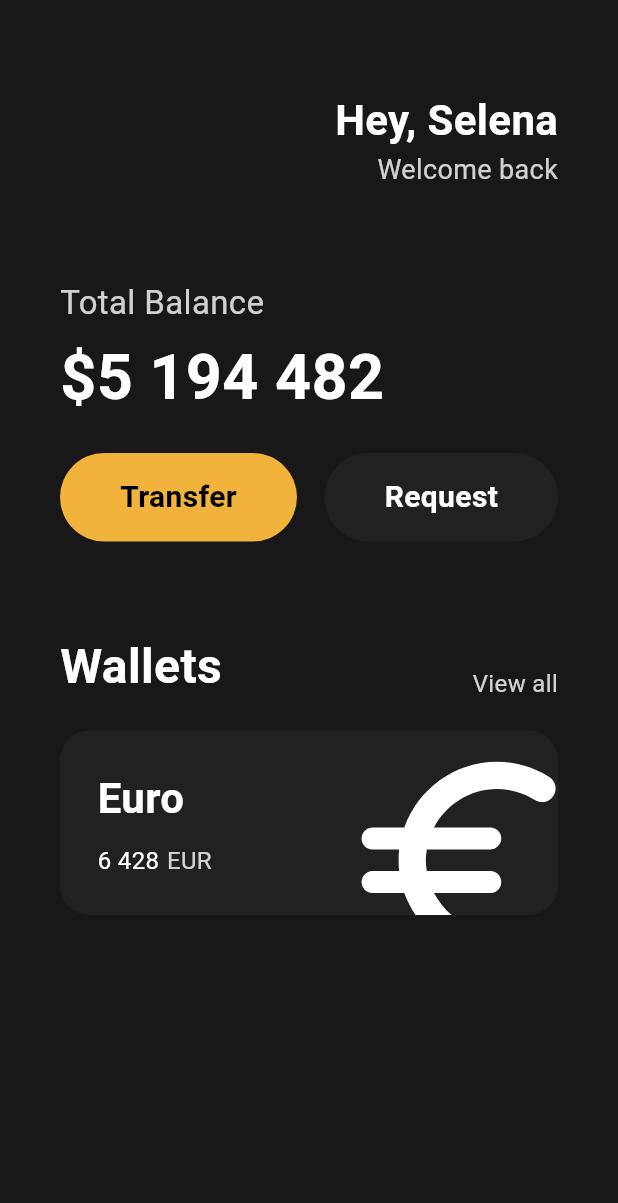
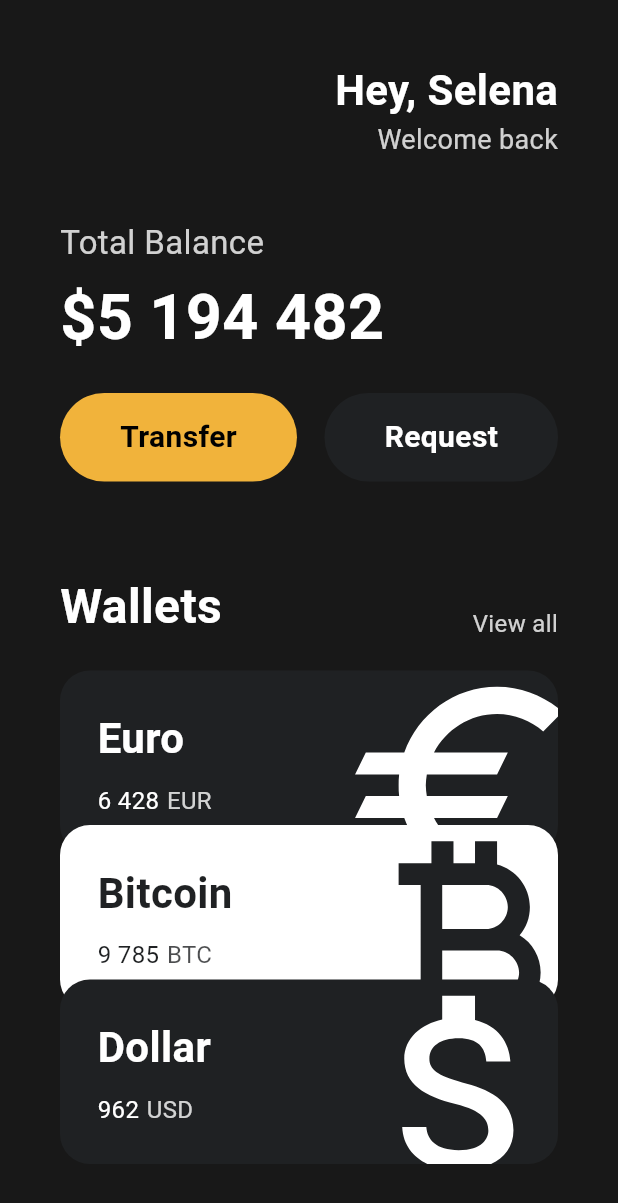
Before and after one commit to Odyssey409/toonflix, a Flutter app: the screen it shows after launch, on a phone screen of 412 x 824 dp. Shown: the top 1203 px of the screen. Run offline on Flutter 3.47's test engine with Material 3 defaults, Android fonts, the phone set to English and light mode, and no system bars.

Commit message:
#3.8 Reusable Cards
카드 클래스를 만들어서 재활용 가능하게 만듦. SingleChildScrollView는 유저가 오버플로우 된 화면을 스크롤해서 볼 수 있게 해주는 역할을 수행한다.

currency_card 파일 안에
final _blackColor = const Color(0XFF1F2123); 는 이미 선언 했으므로 constructor를 만들지 않아도 되거, 변수명 앞에 _를 추가하는 것은 private으로 만들겠다는 관습임.

```diff
--- a/lib/main.dart
+++ b/lib/main.dart
@@ -2,6 +2,7 @@ import 'dart:math';
 
 import 'package:flutter/material.dart';
 import 'package:toonflix/widgets/button.dart';
+import 'package:toonflix/widgets/currency_card.dart';
 
 class Player {
   String? name;
@@ -21,7 +22,8 @@ class App extends StatelessWidget {
     return MaterialApp(
       home: Scaffold(
         backgroundColor: const Color(0XFF181818),
-        body: Padding(
+        body: SingleChildScrollView(
+          child: Padding(
             padding: const EdgeInsets.symmetric(
               horizontal: 40,
             ),
@@ -29,7 +31,7 @@ class App extends StatelessWidget {
               crossAxisAlignment: CrossAxisAlignment.start,
               children: [
                 const SizedBox(
-                height: 60,
+                  height: 40,
                 ),
                 Row(
                   mainAxisAlignment: MainAxisAlignment.end,
@@ -57,7 +59,7 @@ class App extends StatelessWidget {
                   ],
                 ),
                 const SizedBox(
-                height: 60,
+                  height: 40,
                 ),
                 Text(
                   'Total Balance',
@@ -119,73 +121,38 @@ class App extends StatelessWidget {
                 const SizedBox(
                   height: 20,
                 ),
-              Container(
-                clipBehavior: Clip.hardEdge,
-                decoration: BoxDecoration(
-                  color: const Color(0XFF1F2123),
-                  borderRadius: BorderRadius.circular(20),
+                const CurrencyCard(
+                  name: "Euro",
+                  amount: "6 428",
+                  code: "EUR",
+                  icon: Icons.euro,
+                  isInverted: false,
                 ),
-                child: Padding(
-                  padding: const EdgeInsets.all(25),
-                  child: Row(
-                    mainAxisAlignment: MainAxisAlignment.spaceBetween,
-                    children: [
-                      Column(
-                        crossAxisAlignment: CrossAxisAlignment.start,
-                        children: [
-                          const Text(
-                            "Euro",
-                            style: TextStyle(
-                              color: Colors.white,
-                              fontSize: 28,
-                              fontWeight: FontWeight.w600,
+                Transform.translate(
+                  offset: const Offset(0, -20),
+                  child: const CurrencyCard(
+                    name: "Bitcoin",
+                    amount: "9 785",
+                    code: "BTC",
+                    icon: Icons.currency_bitcoin,
+                    isInverted: true,
                   ),
                 ),
-                          const SizedBox(
-                            height: 10,
-                          ),
-                          Row(
-                            children: [
-                              const Text(
-                                '6 428',
-                                style: TextStyle(
-                                  color: Colors.white,
-                                  fontSize: 16,
-                                ),
-                              ),
-                              const SizedBox(
-                                width: 5,
-                              ),
-                              Text(
-                                'EUR',
-                                style: TextStyle(
-                                  color: Colors.white.withOpacity(0.8),
-                                  fontSize: 16,
-                                ),
-                              )
-                            ],
-                          )
-                        ],
-                      ),
-                      Transform.scale(
-                        scale: 2.5,
-                        child: Transform.translate(
-                          offset: const Offset(-1, 10),
-                          child: const Icon(
-                            Icons.euro_rounded,
-                            color: Colors.white,
-                            size: 70,
-                          ),
-                        ),
-                      )
-                    ],
-                  ),
+                Transform.translate(
+                  offset: const Offset(0, -40),
+                  child: const CurrencyCard(
+                    name: "Dollar",
+                    amount: "962",
+                    code: "USD",
+                    icon: Icons.attach_money,
+                    isInverted: false,
                   ),
                 ),
               ],
             ),
           ),
         ),
+      ),
     );
   }
 }
--- /dev/null
+++ b/lib/widgets/currency_card.dart
@@ -0,0 +1,87 @@
+import 'package:flutter/material.dart';
+
+class CurrencyCard extends StatelessWidget {
+  final String name, amount, code;
+  final IconData icon;
+  final bool isInverted;
+
+  final _blackColor = const Color(0XFF1F2123);
+
+  const CurrencyCard({
+    super.key,
+    required this.name,
+    required this.amount,
+    required this.code,
+    required this.icon,
+    required this.isInverted,
+  });
+
+  @override
+  Widget build(BuildContext context) {
+    return Container(
+      clipBehavior: Clip.hardEdge,
+      decoration: BoxDecoration(
+        color: isInverted ? Colors.white : _blackColor,
+        borderRadius: BorderRadius.circular(20),
+      ),
+      child: Padding(
+        padding: const EdgeInsets.all(25),
+        child: Row(
+          mainAxisAlignment: MainAxisAlignment.spaceBetween,
+          children: [
+            Column(
+              crossAxisAlignment: CrossAxisAlignment.start,
+              children: [
+                Text(
+                  name,
+                  style: TextStyle(
+                    color: isInverted ? _blackColor : Colors.white,
+                    fontSize: 28,
+                    fontWeight: FontWeight.w600,
+                  ),
+                ),
+                const SizedBox(
+                  height: 10,
+                ),
+                Row(
+                  children: [
+                    Text(
+                      amount,
+                      style: TextStyle(
+                        color: isInverted ? _blackColor : Colors.white,
+                        fontSize: 16,
+                      ),
+                    ),
+                    const SizedBox(
+                      width: 5,
+                    ),
+                    Text(
+                      code,
+                      style: TextStyle(
+                        color: isInverted
+                            ? _blackColor.withOpacity(0.8)
+                            : Colors.white.withOpacity(0.8),
+                        fontSize: 16,
+                      ),
+                    )
+                  ],
+                )
+              ],
+            ),
+            Transform.scale(
+              scale: 2.5,
+              child: Transform.translate(
+                offset: const Offset(-1, 6),
+                child: Icon(
+                  icon,
+                  color: isInverted ? _blackColor : Colors.white,
+                  size: 70,
+                ),
+              ),
+            )
+          ],
+        ),
+      ),
+    );
+  }
+}
```
Lines whose indentation alone changed are shown as unchanged.
